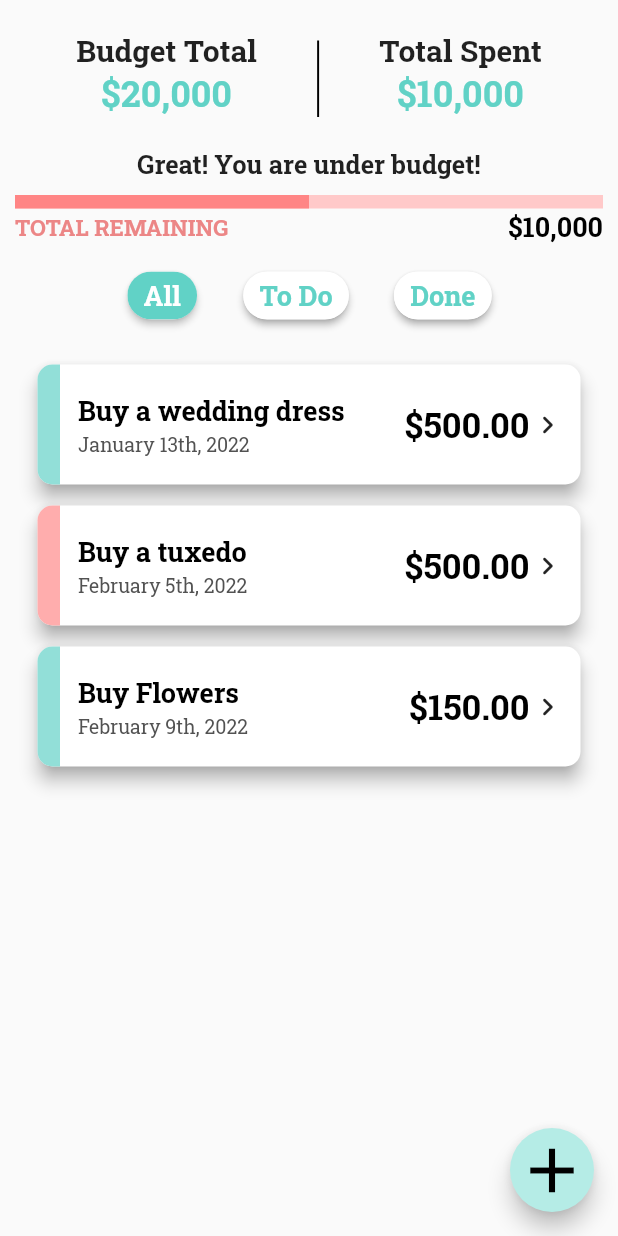
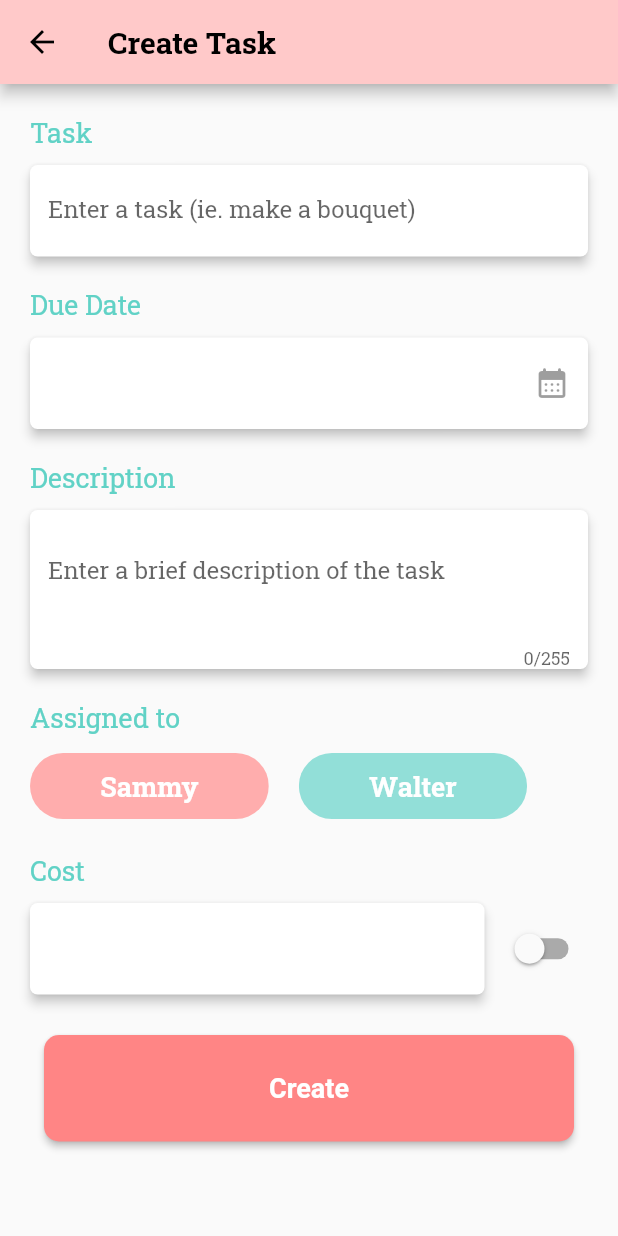
Before and after one commit to oyousef25/LoveBirdsApp, a Flutter app: the PlanningPage screen opened directly, after a tap on the "add" icon, on a phone screen of 412 x 824 dp. Run offline on Flutter 3.47's test engine with Material 2 defaults, Android fonts, the phone set to English and light mode, and no system bars.

Commit message:
#49 Completed Create Form
Create form UI is complete

```diff
--- /dev/null
+++ b/lib/Task/create_task.dart
@@ -0,0 +1,233 @@
+import 'package:flutter/material.dart';
+import 'package:lovebirds_app/helper/constants.dart';
+
+class CreateTask extends StatefulWidget {
+  const CreateTask({Key? key}) : super(key: key);
+
+  @override
+  State<StatefulWidget> createState() {
+    return _CreateTask();
+  }
+}
+
+class _CreateTask extends State<CreateTask> {
+  bool isSwitched = false;
+
+  @override
+  Widget build(BuildContext context) {
+    return Scaffold(
+      appBar: AppBar(
+        title: const Text('Create Task'),
+        backgroundColor: Constants.lightPrimary,
+        titleTextStyle: Constants.appBarStyle,
+        iconTheme: const IconThemeData(color: Colors.black),
+      ),
+      body: Align(
+        //top left aligned
+        alignment: const Alignment(-1.0, 1.0),
+
+        //nesting in a container allows for margin on all sides
+        child: Container(
+          margin:
+              const EdgeInsets.only(top: 20, left: 20, right: 20, bottom: 20),
+          //column which contains all form elements
+          child: Column(
+            //aligning to the left
+            crossAxisAlignment: CrossAxisAlignment.start,
+            children: [
+              //form heading
+              const Text(
+                "Task",
+                textAlign: TextAlign.left,
+                style: Constants.sectionHeading,
+              ),
+
+              Constants.formPadding,
+
+              //Textfield
+              const Material(
+                borderRadius: Constants.borderRadius,
+                shadowColor: Constants.formfieldColor,
+                elevation: Constants.elevation,
+                color: Colors.white,
+                child: TextField(
+                  decoration: InputDecoration(
+                      floatingLabelBehavior: Constants.floatingLabelBehaviour,
+                      border: Constants.outlineInputBorder,
+                      labelText: 'Enter a task (ie. make a bouquet)',
+                      fillColor: Colors.white),
+                ),
+              ),
+
+              Constants.sectionPadding,
+
+              const Text(
+                "Due Date",
+                textAlign: TextAlign.left,
+                style: Constants.sectionHeading,
+              ),
+
+              Constants.formPadding,
+
+              const Material(
+                borderRadius: Constants.borderRadius,
+                shadowColor: Constants.formfieldColor,
+                elevation: Constants.elevation,
+                color: Colors.white,
+                child: TextField(
+                  decoration: InputDecoration(
+                    //calendar functionality goes here
+                      suffixIcon: IconButton(
+                        //TODO: Supply Calendar functionality
+                        onPressed: null,
+                        icon: Icon(Icons.calendar_month_rounded),
+                      ),
+                      floatingLabelBehavior: Constants.floatingLabelBehaviour,
+                      border: Constants.outlineInputBorder,
+                      fillColor: Colors.white),
+                ),
+              ),
+
+              Constants.sectionPadding,
+
+              const Text(
+                "Description",
+                textAlign: TextAlign.left,
+                style: Constants.sectionHeading,
+              ),
+
+              Constants.formPadding,
+
+              const Material(
+                borderRadius: Constants.borderRadius,
+                shadowColor: Constants.formfieldColor,
+                elevation: Constants.elevation,
+                color: Colors.white,
+                child: TextField(
+                  decoration: InputDecoration(
+                      floatingLabelBehavior: Constants.floatingLabelBehaviour,
+                      border: Constants.outlineInputBorder,
+                      labelText: 'Enter a brief description of the task',
+                      fillColor: Colors.white),
+                  minLines: 2,
+                  maxLines: 3,
+                  maxLength: 255,
+                ),
+              ),
+
+              Constants.sectionPadding,
+
+              const Text(
+                "Assigned to",
+                textAlign: TextAlign.left,
+                style: Constants.sectionHeading,
+              ),
+
+              Constants.formPadding,
+
+              Row(
+                children: [
+                  //the spouse chips
+                  InputChip(
+                    isEnabled: true,
+                    backgroundColor: Constants.pinkSpouse,
+                    label: const Text("Sammy"),
+                    labelStyle: Constants.chipSelectedStyle,
+                    padding: const EdgeInsets.only(
+                        top: 10, left: 40, right: 40, bottom: 10),
+                    //TODO: Assign spouse 1 the task
+                    onPressed: () {
+                      print("Spouse 1 has been selected");
+                    },
+                  ),
+
+                  const Padding(padding: EdgeInsets.only(right: 20)),
+
+                  InputChip(
+                    isEnabled: true,
+                    backgroundColor: Constants.blueSpouse,
+                    label: const Text("Walter"),
+                    labelStyle: Constants.chipSelectedStyle,
+                    padding: const EdgeInsets.only(
+                        top: 10, left: 40, right: 40, bottom: 10),
+                    //TODO: Assign spouse 2 the task
+                    onPressed: () {
+                      print("Spouse 2 has been selected");
+                    },
+                  )
+                ],
+              ),
+
+              Constants.sectionPadding,
+
+              const Text(
+                "Cost",
+                textAlign: TextAlign.left,
+                style: Constants.sectionHeading,
+              ),
+
+              Constants.formPadding,
+
+              Row(
+                children: [
+                  const Expanded(
+                    child: Material(
+                      borderRadius: Constants.borderRadius,
+                      shadowColor: Constants.formfieldColor,
+                      elevation: Constants.elevation,
+                      color: Colors.white,
+                      child: TextField(
+                        decoration: InputDecoration(
+                            floatingLabelBehavior:
+                                Constants.floatingLabelBehaviour,
+                            border: Constants.outlineInputBorder,
+                            fillColor: Colors.white),
+                      ),
+                    ),
+                  ),
+                  const Padding(padding: EdgeInsets.only(right: 10)),
+                  Switch(
+                    value: isSwitched,
+                    //TODO: Toggle Switch and enable/disable cost textfield
+                    onChanged: (value) {
+                      setState(() {
+                        isSwitched = value;
+                        print(isSwitched);
+                      });
+                    },
+                    activeTrackColor: Colors.lightGreenAccent,
+                    activeColor: Colors.green,
+                  ),
+                ],
+              ),
+
+              const Padding(padding: EdgeInsets.only(bottom: 27)),
+
+              //Create Button
+              Center(
+                child: ElevatedButton(
+                  onPressed: () {
+                    print("Information has been saved");
+                  },
+                  child: const Text("Create", style: Constants.buttonRedStyle),
+                  style: ButtonStyle(
+                    shape: MaterialStateProperty.all<OutlinedBorder>(
+                      RoundedRectangleBorder(
+                        borderRadius: BorderRadius.circular(10.0),
+                      ),
+                    ),
+                    backgroundColor:
+                        MaterialStateProperty.all<Color>(Constants.buttonRed),
+                    padding: MaterialStateProperty.all<EdgeInsets>(
+                        const EdgeInsets.symmetric(
+                            vertical: 25.0, horizontal: 150.0)),
+                  ),
+                ),
+              ),
+            ],
+          ),
+        ),
+      ),
+    );
+  }
+}
--- a/lib/helper/constants.dart
+++ b/lib/helper/constants.dart
@@ -19,6 +19,8 @@ class Constants {
   static const Color highlight = Color(0xFFFFCF3E);
   /// Grey subtitle
   static const Color subtitleColor = Color(0xFF525252);
+  ///form field gray
+  static const Color formfieldColor = Color(0xFFCECECE);
 
   /// Spouse Color Codes
   static const Color pinkSpouse = Color(0xFFFFADAD);
@@ -46,7 +48,7 @@ class Constants {
 
   // Styles
   /// AppBar title TextStyle
-  static const appBarStyle = TextStyle(fontSize: 20, fontWeight: FontWeight.w700, color: Colors.black);
+  static const appBarStyle = TextStyle(fontFamily: 'Roboto Slab', fontSize: 20, fontWeight: FontWeight.w700, color: Colors.black);
   /// Card header TextStyle
   static const cardHeaderStyle = TextStyle(fontSize: 23, fontWeight: FontWeight.w700, color: Colors.black);
   /// Card content TextStyle
@@ -82,4 +84,23 @@ class Constants {
   static const buttonRedStyle = TextStyle(fontFamily: 'Roboto', fontSize: 18, fontWeight: FontWeight.bold, color: Colors.white);
   /// Button white TextStyle
   static const buttonWhiteStyle = TextStyle(fontFamily: 'Roboto', fontSize: 18, fontWeight: FontWeight.bold, color: buttonRed);
+
+  //Form Field
+  ///Form field TextStyle
+  static const sectionHeading = TextStyle(fontFamily: 'Roboto Slab', fontSize: 18, color: darkSecondary);
+  ///Border radius
+  static const borderRadius = BorderRadius.all(Radius.circular(5));
+  ///Padding
+  static const formPadding = Padding(padding: EdgeInsets.only(top: 10));
+  static const sectionPadding = Padding(padding: EdgeInsets.only(top: 20));
+  ///Elevation
+  static const elevation = 3.0;
+  ///Input Decoration
+  static const floatingLabelBehaviour = FloatingLabelBehavior.never;
+  ///Outline Input Border
+  static const outlineInputBorder = OutlineInputBorder(
+    borderSide: BorderSide.none,
+  );
+
+
 }
--- a/lib/main.dart
+++ b/lib/main.dart
@@ -74,7 +74,7 @@ class _MainPageState extends State<MainPage> {
     // TODO: Replace seeded List with API list of guests
     GuestsPage(guestList: List<GuestInfo>.generate(1000, (i) => GuestInfo('Guest', '$i', 'Hummus', 'email$i@ex.com', 'XXX-XXXX'))),
     VendorsPage(),
-    AccountPage()
+    AccountPage(),
   ];
 
   /// Trigger bottom nav item tap
--- a/lib/planning.dart
+++ b/lib/planning.dart
@@ -1,6 +1,7 @@
 import 'dart:ui';
 
 import 'package:flutter/material.dart';
+import 'package:lovebirds_app/Task/create_task.dart';
 import 'package:lovebirds_app/helper/constants.dart';
 
 class PlanningPage extends StatefulWidget {
@@ -246,8 +247,13 @@ class _PlanningPageState extends State<PlanningPage> {
       floatingActionButton: FloatingActionButton(
         onPressed: () {
           // TODO: Add a task when FAB is pressed
+          Navigator.push(
+            context,
+            MaterialPageRoute(builder: (context) => const CreateTask()),
+          );
         },
         backgroundColor: Constants.lightSecondary,
+        foregroundColor: Colors.white,
         child: Icon(Icons.add, size: 50.0),
       ),
     );
```
